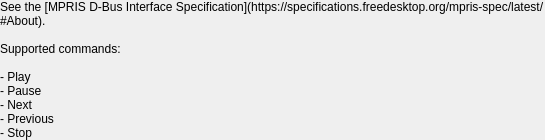
albertlauncher/albert-plugin-mediaremote, file src/configwidget.ui: the form before one commit.
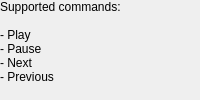
The form after the commit.

```diff
--- a/src/configwidget.ui
+++ b/src/configwidget.ui
@@ -18,15 +18,12 @@
    <item>
     <widget class="QLabel" name="label">
      <property name="text">
-      <string>See the [MPRIS D-Bus Interface Specification](https://specifications.freedesktop.org/mpris-spec/latest/#About).
-
-Supported commands:
+      <string>Supported commands:
 
 - Play
 - Pause
 - Next
-- Previous
-- Stop</string>
+- Previous</string>
      </property>
      <property name="textFormat">
       <enum>Qt::MarkdownText</enum>
```
Left out of the diff: 4 changed lines with no effect on the pictures.
